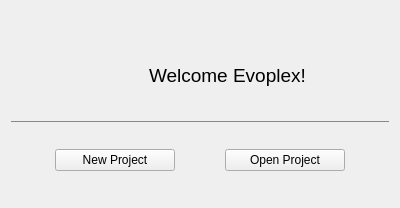
Before: the Qt Designer form src/gui/forms/welcomewidget.ui in evoplex/evoplex, drawn with Qt 5.
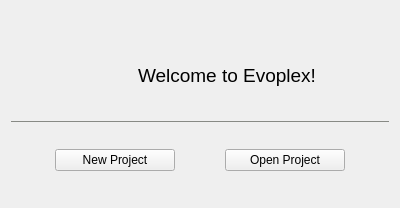
After: the same form once the commit is applied. Icons and pictures are not drawn.

Commit message: using the evoplex namespace

Diff of the .ui file:
```diff
--- a/src/gui/forms/welcomewidget.ui
+++ b/src/gui/forms/welcomewidget.ui
@@ -77,7 +77,7 @@
         </font>
        </property>
        <property name="text">
-        <string>Welcome Evoplex!</string>
+        <string>Welcome to Evoplex!</string>
        </property>
        <property name="alignment">
         <set>Qt::AlignLeading|Qt::AlignLeft|Qt::AlignVCenter</set>
```
The commit also changes 42 other files.
